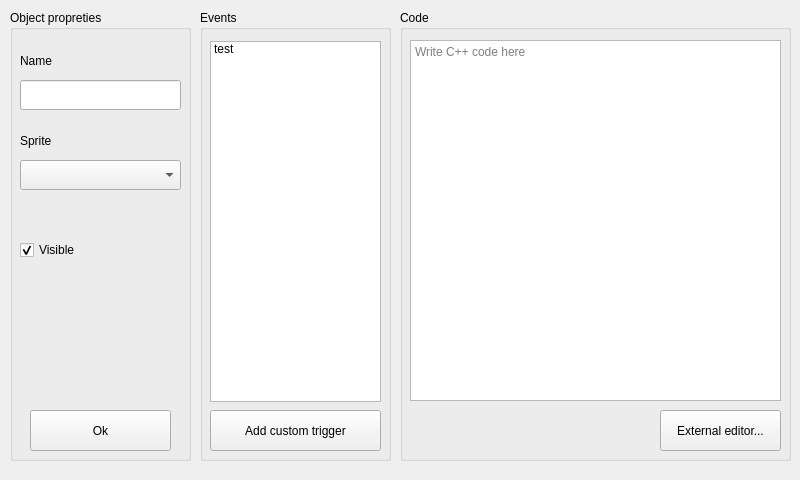
First picture: the form in objecteditor.ui, repository LoxoSoftware/FreeGM, before the edit.
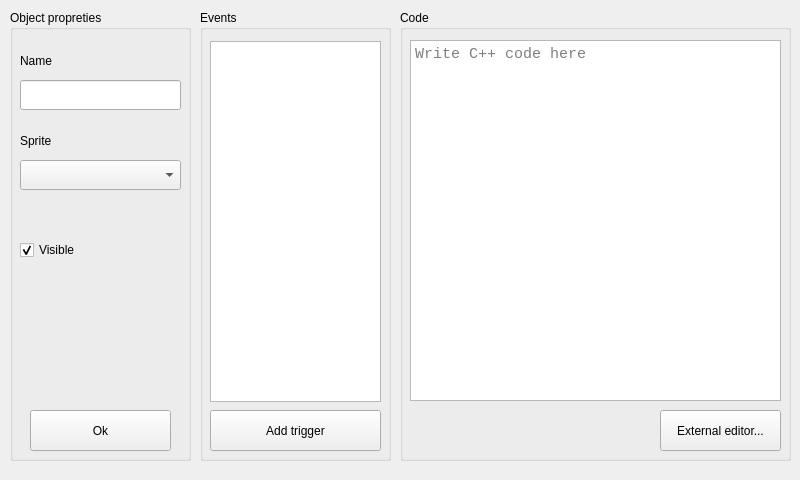
Second picture: the form after the edit. Icons and pictures are not drawn.

Diff of the .ui file:
```diff
--- a/objecteditor.ui
+++ b/objecteditor.ui
@@ -154,15 +154,6 @@
      <property name="itemAlignment">
       <set>Qt::AlignLeading</set>
      </property>
-     <item>
-      <property name="text">
-       <string>test</string>
-      </property>
-      <property name="icon">
-       <iconset resource="resources.qrc">
-        <normaloff>:/icons/constant</normaloff>:/icons/constant</iconset>
-      </property>
-     </item>
     </widget>
     <widget class="QPushButton" name="btnAddEvent">
      <property name="geometry">
@@ -174,7 +165,7 @@
       </rect>
      </property>
      <property name="text">
-      <string>Add custom trigger</string>
+      <string>Add trigger</string>
      </property>
     </widget>
    </widget>
@@ -199,6 +190,12 @@
        <height>361</height>
       </rect>
      </property>
+     <property name="font">
+      <font>
+       <family>Consolas</family>
+       <pointsize>11</pointsize>
+      </font>
+     </property>
      <property name="placeholderText">
       <string>Write C++ code here</string>
      </property>
```
